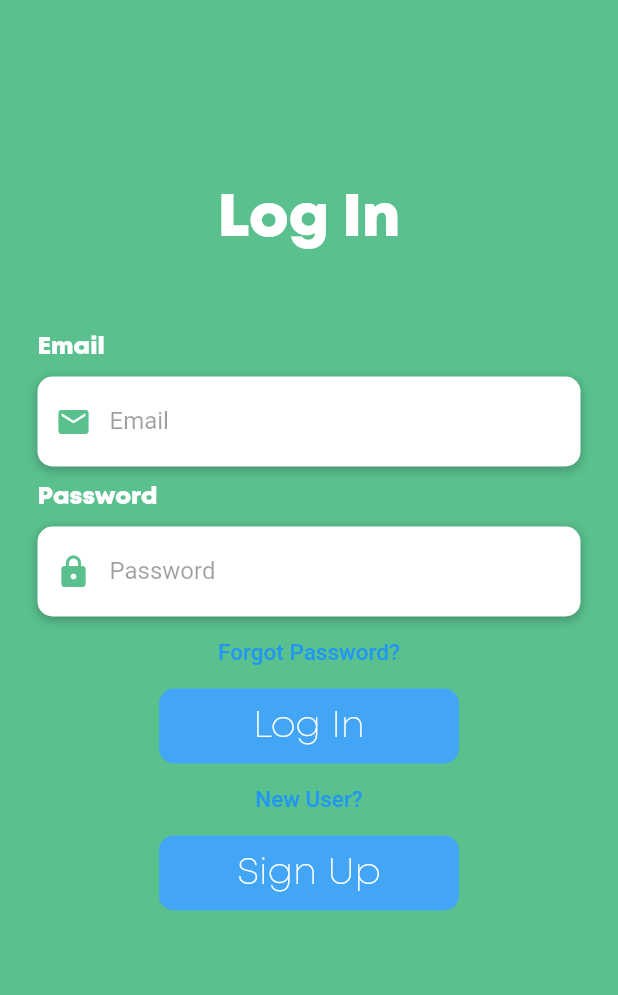
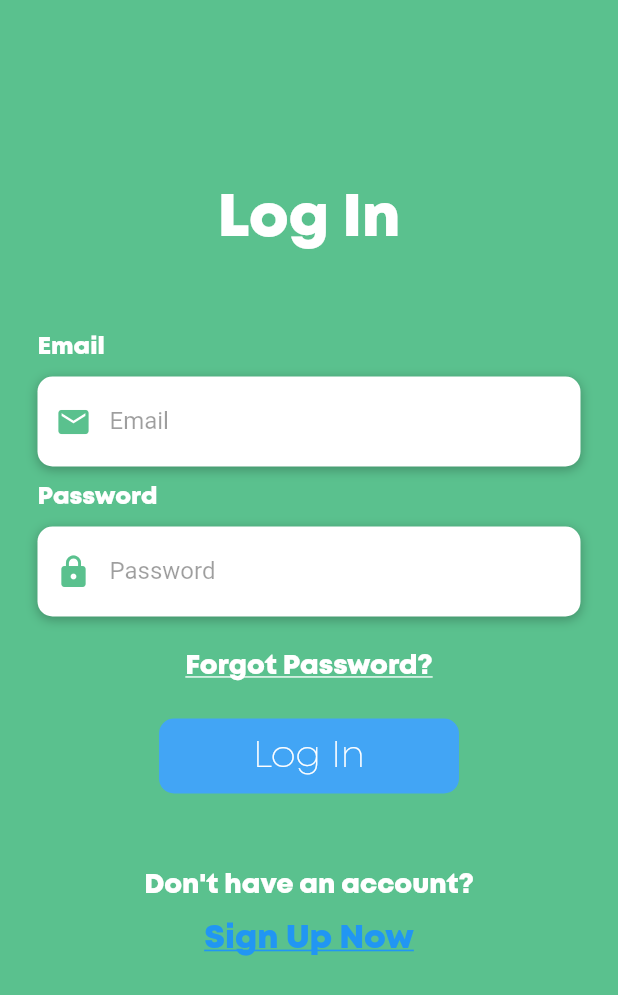
Before and after one commit to InternationalProjectOamk-1/Application, a Flutter app: the screen it shows after launch, on a phone screen of 412 x 824 dp. Shown: the top 995 px of the screen. Run offline on Flutter 3.47's test engine with Material 2 defaults, Android fonts, the phone set to English and light mode, and no system bars.

Commit message:
Styling changes

```diff
--- a/lib/loginScreen.dart
+++ b/lib/loginScreen.dart
@@ -18,6 +18,10 @@ class _LoginScreenState extends State<LoginScreen> {
 
   void forgor() {
   print("Forgot password pressed");
+  }
+
+  void signUp() {
+  print("Sign Up pressed");
   }
 
   @override
@@ -78,16 +82,21 @@ class _LoginScreenState extends State<LoginScreen> {
                       iconType: Icons.lock,
                       obscure: true
                     ),
+                    const SizedBox(height: 10),
                     TextButton(
                       onPressed: forgor,    //TO-DO: Create proper forget password page
                       child: const Text(
                         'Forgot Password?',
                         style: TextStyle(
-                          color: Colors.blue,
-                          fontSize: 15
+                          fontFamily: 'Mont',
+                          fontWeight: FontWeight.bold,
+                          color: Colors.white,
+                          decoration: TextDecoration.underline,
+                          fontSize: 18
                         )
                       )
                     ),
+                    const SizedBox(height: 10),
                     Container(
                       height: 50,
                       width: 200,
@@ -107,37 +116,31 @@ class _LoginScreenState extends State<LoginScreen> {
                         ),
                       ),
                     ),
+                    const SizedBox(height: 50),
+                    const Text(
+                        'Don\'t have an account?',
+                        style: TextStyle(
+                          fontFamily: 'Mont',
+                          fontWeight: FontWeight.bold,
+                          color: Colors.white,
+                          fontSize: 18
+                        )
+                      ),
                     TextButton(
-                      onPressed: forgor,    //TO-DO: Create proper forget password page
+                      onPressed: signUp,    //TO-DO: Create proper forget password page
                       child: const Text(
-                        'New User?',
+                        'Sign Up Now',
                         style: TextStyle(
+                          fontFamily: 'Mont',
+                          fontWeight: FontWeight.bold,
+                          decoration: TextDecoration.underline,
                           color: Colors.blue,
-                          fontSize: 15
+                          fontSize: 22
                         )
                       )
                     ),
-                    Container(
-                      height: 50,
-                      width: 200,
-                      decoration: BoxDecoration(
-                        color: Colors.blue[400],
-                        borderRadius: BorderRadius.circular(10)
-                      ),
-                      child: TextButton(
-                        onPressed: () => print('email: ${emailController.text}\npassword: ${pwController.text}'),
-                        child: const Text(
-                          'Sign Up',
-                          style: TextStyle(
-                            fontFamily: 'Mont',
-                            color: Colors.white,
-                            fontSize: 25,
-                          ),
-                        ),
-                      ),
-                    ),
-                 ],
-               ),
+                  ],
+                ),
               ),
             )
           ],
```
